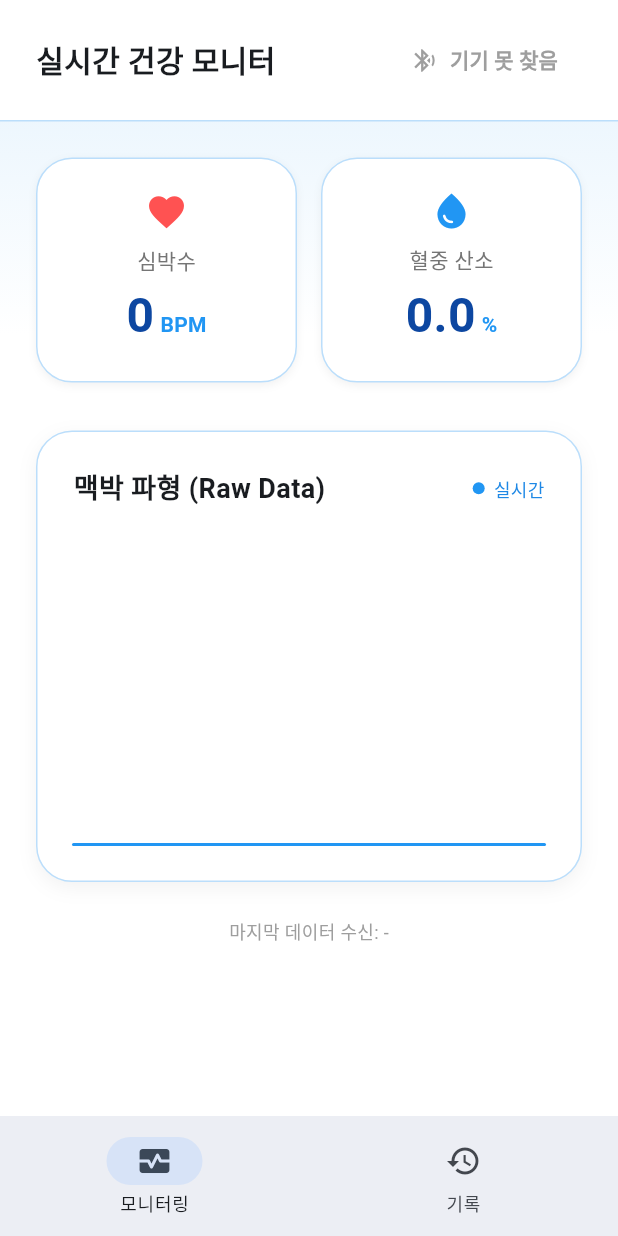
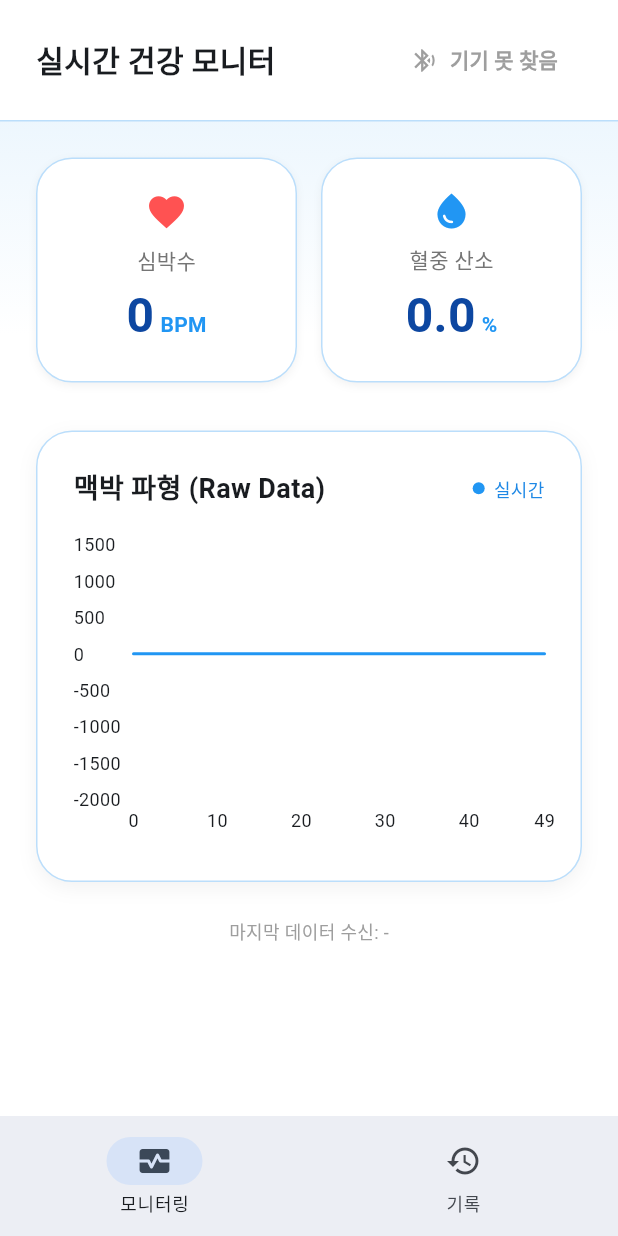
Before and after one commit to sizeof-aloe/health_app, a Flutter app: the screen it shows after launch, on a phone screen of 412 x 824 dp. Run offline on Flutter 3.47's test engine with Material 3 defaults, Android fonts, the phone set to English and light mode, and no system bars; drawn by our look-alikes of fl_chart; our stand-ins replace audioplayers, flutter_bluetooth_serial, flutter_local_notifications, get, permission_handler, shared_preferences.

Commit message:
0. 그래프 출력

```diff
--- a/lib/controllers/health_controller.dart
+++ b/lib/controllers/health_controller.dart
@@ -42,6 +42,8 @@
   final FlutterLocalNotificationsPlugin _notificationsPlugin = FlutterLocalNotificationsPlugin();
 
   DateTime? _lastAlertTime;
+
+
   static const int ALERT_COOLDOWN_SECONDS = 5;
 
   @override
@@ -345,7 +347,7 @@
 
   void _updateGraph(double rawValue) {
     waveformData.add(FlSpot(_timeCounter, rawValue));
-    if (waveformData.length > 50) {
+    if (waveformData.length > 10) {
       waveformData.removeAt(0);
     }
     _timeCounter++;
--- a/lib/widgets/pulse_waveform.dart
+++ b/lib/widgets/pulse_waveform.dart
@@ -1,5 +1,6 @@
 import 'package:flutter/material.dart';
 import 'package:fl_chart/fl_chart.dart';
+import 'package:intl/intl.dart';
 
 class PulseWaveform extends StatelessWidget {
   final List<FlSpot> points;
@@ -9,8 +10,54 @@
   Widget build(BuildContext context) {
     return LineChart(
       LineChartData(
+        maxY: 1500,
+        minY: -2000,
+        clipData: const FlClipData.all(),
         gridData: const FlGridData(show: false),
-        titlesData: const FlTitlesData(show: false),
+        titlesData: FlTitlesData(
+          show: true, // 타이틀 보이기 활성화
+
+          // 오른쪽과 위쪽 숫자는 보통 필요 없으므로 숨김
+          rightTitles: const AxisTitles(
+            sideTitles: SideTitles(showTitles: false),
+          ),
+          topTitles: const AxisTitles(
+            sideTitles: SideTitles(showTitles: false),
+          ),
+
+          // X축 설정 (아래쪽)
+          bottomTitles: AxisTitles(
+            sideTitles: SideTitles(
+              showTitles: true, // X축 보이기
+              reservedSize: 30, // 글자가 들어갈 공간 확보
+              interval: 10, // 10 단위로 숫자 표시 (데이터에 맞춰 조절 필요)
+              getTitlesWidget: (value, meta) {
+                return Padding(
+                  padding: const EdgeInsets.only(top: 5.0),
+                  child: Text(
+                    (value.toInt()).toString(),
+                    style: const TextStyle(fontSize: 12),
+                  ),
+                );
+              },
+            ),
+          ),
+
+          // Y축 설정 (왼쪽)
+          leftTitles: AxisTitles(
+            sideTitles: SideTitles(
+              showTitles: true, // Y축 보이기
+              reservedSize: 40, // Y축 글자가 잘리지 않도록 공간 확보 (중요)
+              interval: 500, // 필요하면 간격 설정 (없으면 자동)
+              getTitlesWidget: (value, meta) {
+                return Text(
+                  value.toInt().toString(),
+                  style: const TextStyle(fontSize: 12),
+                );
+              },
+            ),
+          ),
+        ),
         borderData: FlBorderData(show: false),
         lineTouchData: const LineTouchData(enabled: false),
         minX: points.isNotEmpty ? points.first.x : 0,
```
